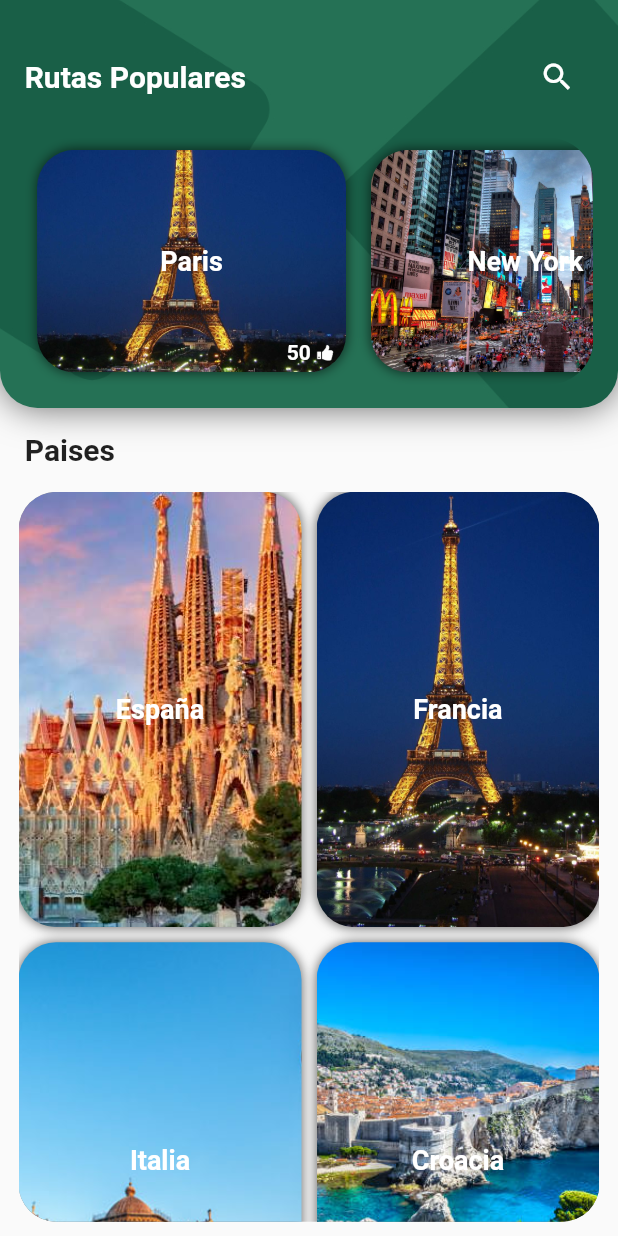
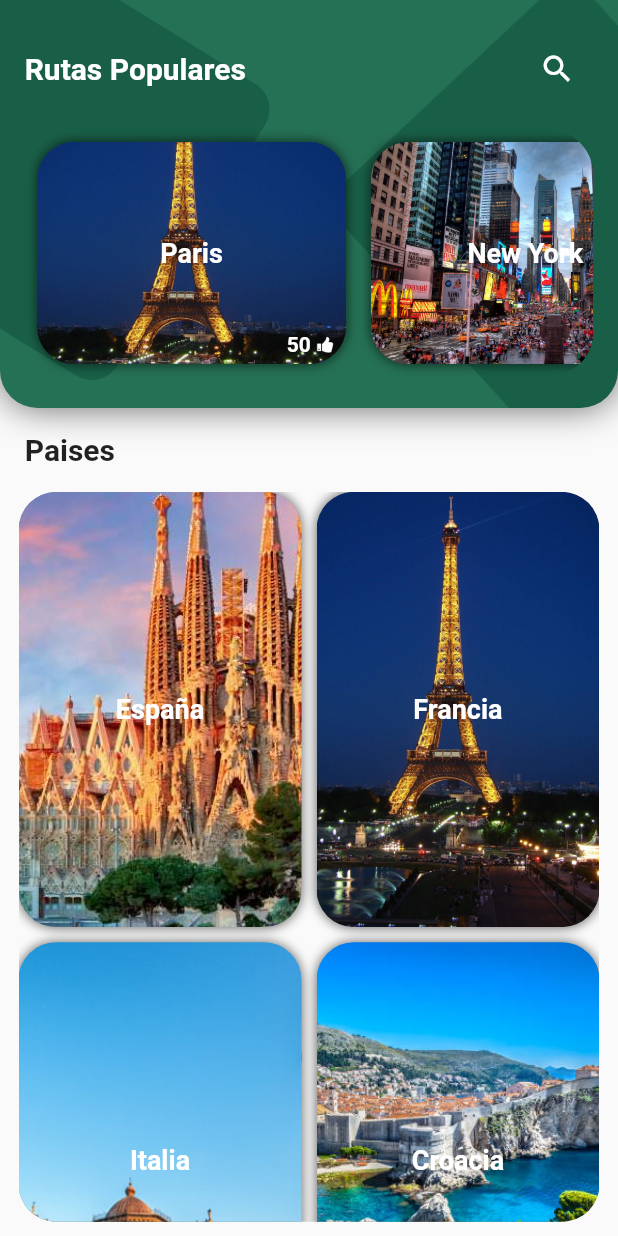
Before and after one commit to LorenzoDalmaau/NomadWorld_Front-end_Flutter, a Flutter app: the screen it shows after launch, on a phone screen of 412 x 824 dp. Run offline on Flutter 3.47's test engine with Material 2 defaults, Android fonts, the phone set to English and light mode, and no system bars; our stand-ins replace carousel_slider, get.

Commit message:
BugHomeFixed

```diff
--- a/lib/ui/screens/HomeScreen/home_screen.dart
+++ b/lib/ui/screens/HomeScreen/home_screen.dart
@@ -52,7 +52,7 @@ class _HomeScreenState extends State<HomeScreen> {
 
             child: Column(
               children: [
-                SizedBox(height: MediaQuery.of(context).size.height * 0.033),
+                SizedBox(height: MediaQuery.of(context).size.height * 0.0265),
                 Padding(
                     padding: EdgeInsets.fromLTRB(MediaQuery.of(context).size.height * 0.02, 0, MediaQuery.of(context).size.height * 0.02, MediaQuery.of(context).size.height * 0.02),
                     child: Row(
```
